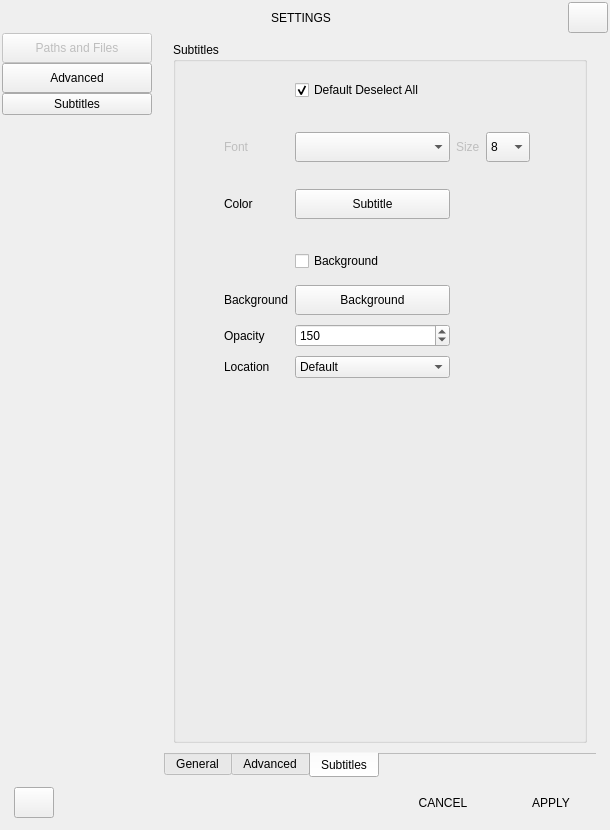
Before: the Qt Designer form app/settings.ui in philstopford/cine-encoder, drawn with Qt 5.
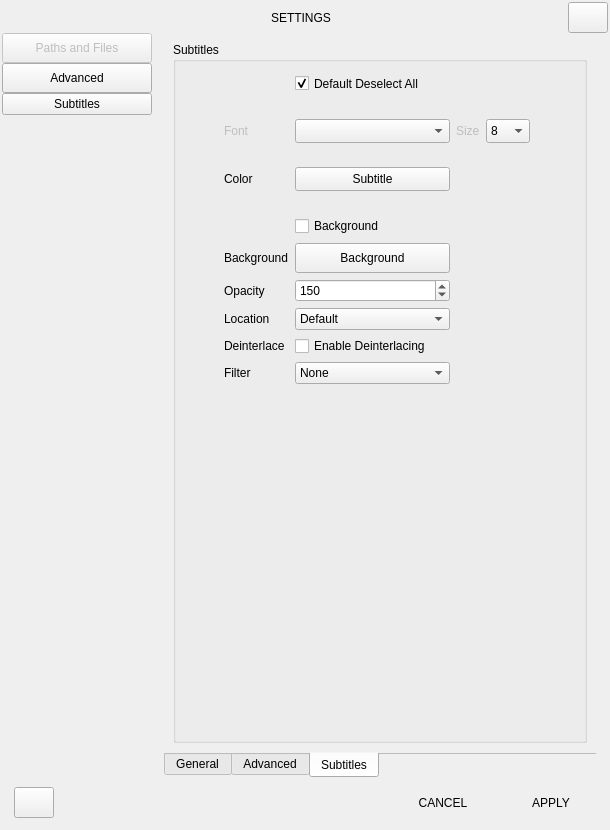
After: the same form once the commit is applied. The open tabs and pages were chosen to show the change. Icons and pictures are not drawn.

Commit message: Complete Phase 2 & 3 - Settings and Preset UI wiring

Diff of the .ui file:
```diff
--- a/app/settings.ui
+++ b/app/settings.ui
@@ -2037,6 +2037,55 @@
                         </property>
                        </widget>
                       </item>
+                      <item row="10" column="1">
+                       <widget class="QLabel" name="label_deinterlace">
+                        <property name="text">
+                         <string>Deinterlace</string>
+                        </property>
+                       </widget>
+                      </item>
+                      <item row="10" column="2">
+                       <widget class="QCheckBox" name="checkBox_deinterlace">
+                        <property name="toolTip">
+                         <string>Enable deinterlacing filter for interlaced video content</string>
+                        </property>
+                        <property name="text">
+                         <string>Enable Deinterlacing</string>
+                        </property>
+                       </widget>
+                      </item>
+                      <item row="11" column="1">
+                       <widget class="QLabel" name="label_deinterlace_filter">
+                        <property name="text">
+                         <string>Filter</string>
+                        </property>
+                       </widget>
+                      </item>
+                      <item row="11" column="2">
+                       <widget class="QComboBox" name="comboBox_deinterlace_filter">
+                        <property name="toolTip">
+                         <string>Select the deinterlacing algorithm to use (yadif or bwdif)</string>
+                        </property>
+                        <property name="currentIndex">
+                         <number>0</number>
+                        </property>
+                        <item>
+                         <property name="text">
+                          <string>None</string>
+                         </property>
+                        </item>
+                        <item>
+                         <property name="text">
+                          <string>yadif</string>
+                         </property>
+                        </item>
+                        <item>
+                         <property name="text">
+                          <string>bwdif</string>
+                         </property>
+                        </item>
+                       </widget>
+                      </item>
                      </layout>
                     </widget>
                    </widget>
```
The commit also changes 2 other files.
